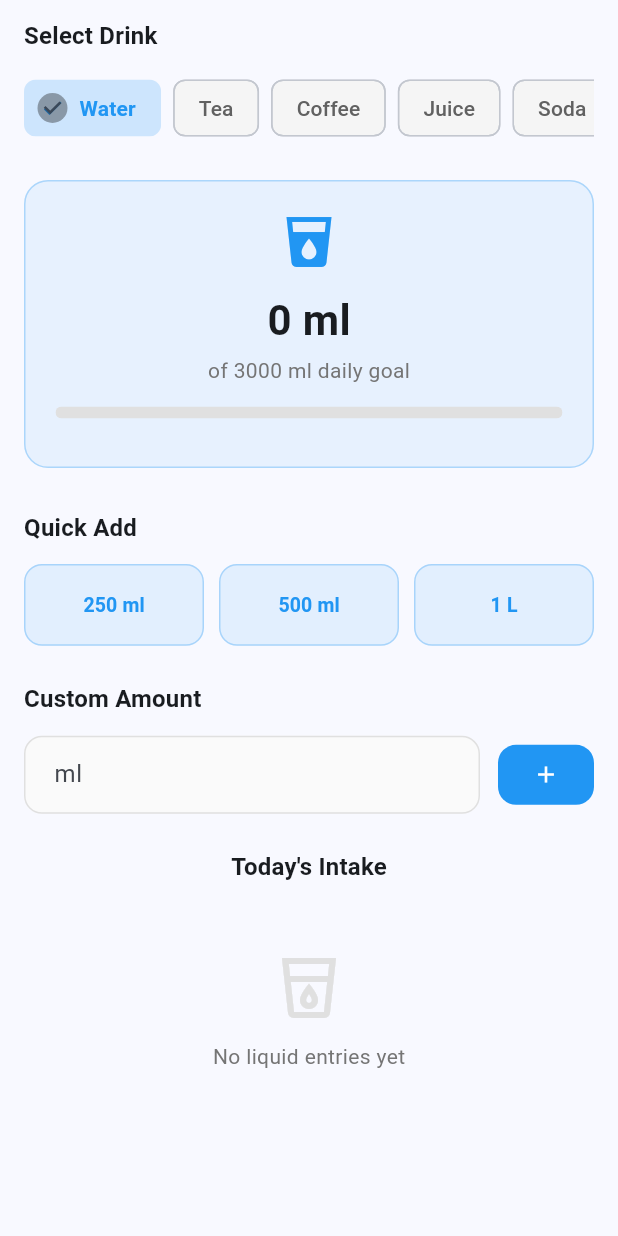
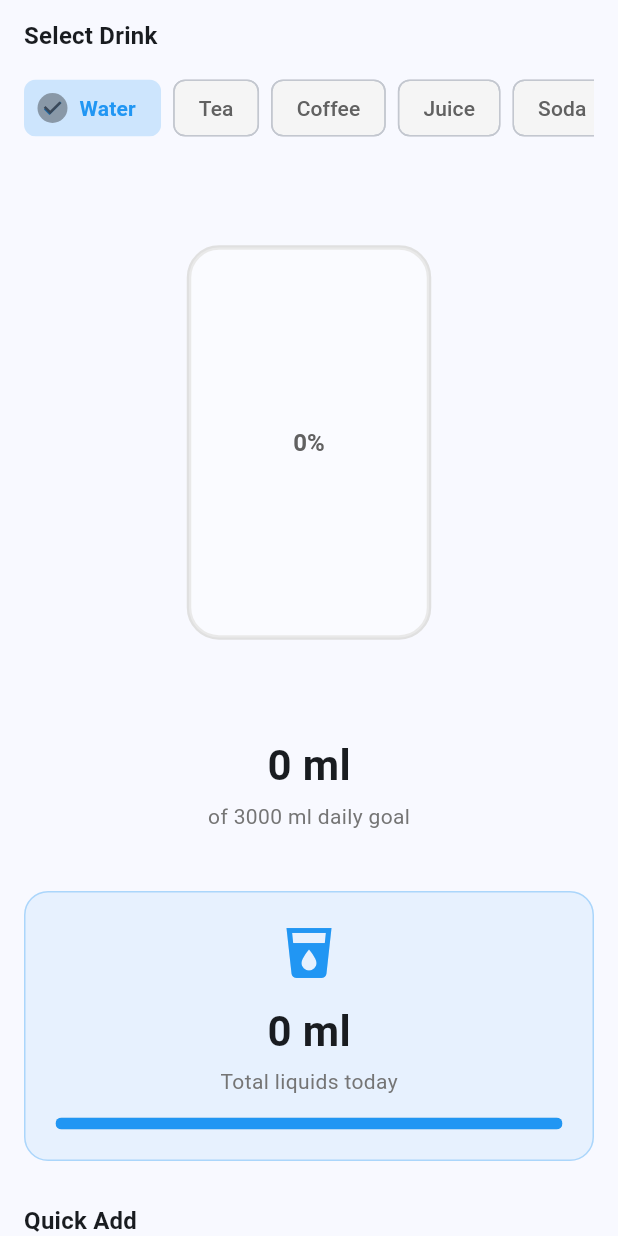
Before and after one commit to CODEMASTERSTACK/fitc, a Flutter app: the LiquidTabContent widget shown alone on an empty page, opened directly, on a phone screen of 412 x 824 dp. Run offline on Flutter 3.47's test engine with Material 3 defaults, Android fonts, the phone set to English and light mode, and no system bars; our stand-ins replace shared_preferences; accounts and stored records are empty.

Commit message:
making minor changes in screens

```diff
--- a/lib/models/water_entry.dart
+++ b/lib/models/water_entry.dart
@@ -4,8 +4,14 @@ class WaterEntry {
   final String id;
   final double volume; // in milliliters
   final DateTime timestamp;
+  final String drinkType; // 'water', 'tea', 'coffee', 'juice', 'soda', 'other'
 
-  WaterEntry({required this.id, required this.volume, required this.timestamp});
+  WaterEntry({
+    required this.id,
+    required this.volume,
+    required this.timestamp,
+    this.drinkType = 'water',
+  });
 
   // Convert to JSON for storage
   Map<String, dynamic> toJson() {
@@ -13,6 +19,7 @@ class WaterEntry {
       'id': id,
       'volume': volume,
       'timestamp': timestamp.toIso8601String(),
+      'drinkType': drinkType,
     };
   }
 
@@ -22,6 +29,7 @@ class WaterEntry {
       id: json['id'],
       volume: json['volume'].toDouble(),
       timestamp: DateTime.parse(json['timestamp']),
+      drinkType: json['drinkType'] ?? 'water',
     );
   }
 
--- a/lib/providers/water_provider.dart
+++ b/lib/providers/water_provider.dart
@@ -18,9 +18,14 @@ class WaterProvider extends ChangeNotifier {
       .where((e) => _isSameDay(e.timestamp, _selectedDate))
       .toList();
 
-  double get totalWaterToday => todaysWater.fold(0, (sum, e) => sum + e.volume);
+  // Only water counts towards the daily goal
+  double get totalWaterToday => todaysWater
+      .where((e) => e.drinkType == 'water')
+      .fold(0, (sum, e) => sum + e.volume);
 
-  double get dailyGoalProgress => totalWaterToday / dailyGoal;
+  // All liquids for today
+  double get totalLiquidsToday =>
+      todaysWater.fold(0, (sum, e) => sum + e.volume);
 
   Future<void> init() async {
     _waterEntries = await storageService.getWaterEntries();
@@ -33,6 +38,22 @@ class WaterProvider extends ChangeNotifier {
       id: uuid.v4(),
       volume: volume,
       timestamp: DateTime.now(),
+      drinkType:
+          'water', // Default to water, will be overridden in water_screen
+    );
+
+    _waterEntries.add(entry);
+    await storageService.addWaterEntry(entry);
+    notifyListeners();
+  }
+
+  Future<void> addLiquidEntry(double volume, String drinkType) async {
+    const uuid = Uuid();
+    final entry = WaterEntry(
+      id: uuid.v4(),
+      volume: volume,
+      timestamp: DateTime.now(),
+      drinkType: drinkType,
     );
 
     _waterEntries.add(entry);
--- a/lib/screens/water_screen.dart
+++ b/lib/screens/water_screen.dart
@@ -2,6 +2,7 @@ import 'package:flutter/material.dart';
 import 'package:provider/provider.dart';
 import '../providers/water_provider.dart';
 import '../widgets/water_entry_card.dart';
+import '../widgets/animated_water_glass.dart';
 
 extension StringExtension on String {
   String capitalize() {
@@ -77,7 +78,7 @@ class _LiquidTabContentState extends State<LiquidTabContent> {
 
   void _addLiquid(BuildContext context, double amount) {
     final mlAmount = amount * (drinkToMl[selectedDrink] ?? 240.0);
-    context.read<WaterProvider>().addWaterEntry(mlAmount);
+    context.read<WaterProvider>().addLiquidEntry(mlAmount, selectedDrink);
 
     ScaffoldMessenger.of(context).showSnackBar(
       SnackBar(
@@ -155,6 +156,69 @@ class _LiquidTabContentState extends State<LiquidTabContent> {
 
           const SizedBox(height: 24),
 
+          // Water Goal Animation Glass
+          Consumer<WaterProvider>(
+            builder: (context, waterProvider, _) {
+              final progress =
+                  waterProvider.totalWaterToday / waterProvider.dailyGoal;
+
+              return Column(
+                children: [
+                  // Animated Glass
+                  SizedBox(
+                    height: 350,
+                    child: AnimatedWaterGlass(
+                      waterLevel: progress,
+                      waterColor: Colors.blue,
+                    ),
+                  ),
+                  const SizedBox(height: 20),
+
+                  // Water stats below glass
+                  Column(
+                    children: [
+                      Text(
+                        '${waterProvider.totalWaterToday.toStringAsFixed(0)} ml',
+                        style: const TextStyle(
+                          fontSize: 28,
+                          fontWeight: FontWeight.bold,
+                        ),
+                      ),
+                      const SizedBox(height: 4),
+                      Text(
+                        'of ${waterProvider.dailyGoal.toStringAsFixed(0)} ml daily goal',
+                        style: TextStyle(fontSize: 14, color: Colors.grey[600]),
+                      ),
+                      const SizedBox(height: 12),
+                      if (waterProvider.totalWaterToday >=
+                          waterProvider.dailyGoal)
+                        Container(
+                          padding: const EdgeInsets.symmetric(
+                            horizontal: 12,
+                            vertical: 6,
+                          ),
+                          decoration: BoxDecoration(
+                            color: Colors.green.withOpacity(0.15),
+                            borderRadius: BorderRadius.circular(6),
+                          ),
+                          child: const Text(
+                            '✓ Daily goal achieved!',
+                            style: TextStyle(
+                              color: Colors.green,
+                              fontWeight: FontWeight.w600,
+                              fontSize: 13,
+                            ),
+                          ),
+                        ),
+                    ],
+                  ),
+                ],
+              );
+            },
+          ),
+
+          const SizedBox(height: 28),
+
           // Daily Goal Progress
           Consumer<WaterProvider>(
             builder: (context, waterProvider, _) {
@@ -177,7 +241,7 @@ class _LiquidTabContentState extends State<LiquidTabContent> {
                     ),
                     const SizedBox(height: 12),
                     Text(
-                      '${waterProvider.totalWaterToday.toStringAsFixed(0)} ml',
+                      '${waterProvider.totalLiquidsToday.toStringAsFixed(0)} ml',
                       style: const TextStyle(
                         fontSize: 28,
                         fontWeight: FontWeight.bold,
@@ -185,17 +249,14 @@ class _LiquidTabContentState extends State<LiquidTabContent> {
                     ),
                     const SizedBox(height: 4),
                     Text(
-                      'of ${waterProvider.dailyGoal.toStringAsFixed(0)} ml daily goal',
+                      'Total liquids today',
                       style: TextStyle(fontSize: 14, color: Colors.grey[600]),
                     ),
                     const SizedBox(height: 14),
                     ClipRRect(
                       borderRadius: BorderRadius.circular(6),
                       child: LinearProgressIndicator(
-                        value:
-                            (waterProvider.totalWaterToday /
-                                    waterProvider.dailyGoal)
-                                .clamp(0.0, 1.0),
+                        value: 1.0,
                         minHeight: 8,
                         backgroundColor: Colors.grey[300],
                         valueColor: AlwaysStoppedAnimation<Color>(
@@ -203,27 +264,6 @@ class _LiquidTabContentState extends State<LiquidTabContent> {
                         ),
                       ),
                     ),
-                    const SizedBox(height: 12),
-                    if (waterProvider.totalWaterToday >=
-                        waterProvider.dailyGoal)
-                      Container(
-                        padding: const EdgeInsets.symmetric(
-                          horizontal: 12,
-                          vertical: 6,
-                        ),
-                        decoration: BoxDecoration(
-                          color: Colors.green.withOpacity(0.15),
-                          borderRadius: BorderRadius.circular(6),
-                        ),
-                        child: const Text(
-                          '✓ Daily goal achieved!',
-                          style: TextStyle(
-                            color: Colors.green,
-                            fontWeight: FontWeight.w600,
-                            fontSize: 13,
-                          ),
-                        ),
-                      ),
                   ],
                 ),
               );
@@ -332,6 +372,7 @@ class _LiquidTabContentState extends State<LiquidTabContent> {
                   return WaterEntryCard(
                     volume: water.volume,
                     formattedTime: water.formattedTime,
+                    drinkType: water.drinkType,
                     onDelete: () {
                       waterProvider.deleteWaterEntry(water.id);
                     },
--- /dev/null
+++ b/lib/widgets/animated_water_glass.dart
@@ -0,0 +1,350 @@
+import 'package:flutter/material.dart';
+import 'dart:math';
+
+class AnimatedWaterGlass extends StatefulWidget {
+  final double waterLevel; // 0.0 to 1.0+ (can exceed 1.0 for overflow)
+  final Color waterColor;
+  final Duration animationDuration;
+
+  const AnimatedWaterGlass({
+    Key? key,
+    required this.waterLevel,
+    required this.waterColor,
+    this.animationDuration = const Duration(milliseconds: 800),
+  }) : super(key: key);
+
+  @override
+  State<AnimatedWaterGlass> createState() => _AnimatedWaterGlassState();
+}
+
+class _AnimatedWaterGlassState extends State<AnimatedWaterGlass>
+    with TickerProviderStateMixin {
+  late AnimationController _waterController;
+  late Animation<double> _waterAnimation;
+  late AnimationController _overflowController;
+
+  @override
+  void initState() {
+    super.initState();
+    _waterController = AnimationController(
+      duration: widget.animationDuration,
+      vsync: this,
+    );
+
+    _overflowController = AnimationController(
+      duration: const Duration(milliseconds: 1200),
+      vsync: this,
+    );
+
+    _updateAnimation();
+  }
+
+  @override
+  void didUpdateWidget(AnimatedWaterGlass oldWidget) {
+    super.didUpdateWidget(oldWidget);
+    if (oldWidget.waterLevel != widget.waterLevel) {
+      _updateAnimation();
+    }
+  }
+
+  void _updateAnimation() {
+    _waterAnimation =
+        Tween<double>(
+          begin: _waterController.value,
+          end: (widget.waterLevel).clamp(0.0, 1.0),
+        ).animate(
+          CurvedAnimation(parent: _waterController, curve: Curves.easeOutCubic),
+        );
+
+    _waterController.forward(from: 0.0);
+
+    // Start overflow animation if water exceeds 100%
+    if (widget.waterLevel > 1.0) {
+      _overflowController.repeat(reverse: true);
+    } else {
+      _overflowController.stop();
+    }
+  }
+
+  @override
+  void dispose() {
+    _waterController.dispose();
+    _overflowController.dispose();
+    super.dispose();
+  }
+
+  @override
+  Widget build(BuildContext context) {
+    return Stack(
+      children: [
+        // Main glass and water animation
+        Center(
+          child: SizedBox(
+            width: 200,
+            height: 300,
+            child: AnimatedBuilder(
+              animation: Listenable.merge([
+                _waterAnimation,
+                _overflowController,
+              ]),
+              builder: (context, child) {
+                return CustomPaint(
+                  painter: WaterGlassPainter(
+                    waterLevel: _waterAnimation.value,
+                    waterColor: widget.waterColor,
+                    isOverflowing: widget.waterLevel > 1.0,
+                    overflowAnimation: _overflowController.value,
+                  ),
+                );
+              },
+            ),
+          ),
+        ),
+
+        // Overflow water puddle animation at bottom
+        if (widget.waterLevel > 1.0)
+          Positioned(
+            bottom: 0,
+            left: 0,
+            right: 0,
+            height: 100,
+            child: AnimatedBuilder(
+              animation: _overflowController,
+              builder: (context, child) {
+                return CustomPaint(
+                  painter: PuddlePainter(
+                    waterColor: widget.waterColor,
+                    fillAnimation: _overflowController.value,
+                    overflowAmount: (widget.waterLevel - 1.0).clamp(0.0, 0.5),
+                  ),
+                );
+              },
+            ),
+          ),
+      ],
+    );
+  }
+}
+
+class WaterGlassPainter extends CustomPainter {
+  final double waterLevel;
+  final Color waterColor;
+  final bool isOverflowing;
+  final double overflowAnimation;
+
+  WaterGlassPainter({
+    required this.waterLevel,
+    required this.waterColor,
+    required this.isOverflowing,
+    required this.overflowAnimation,
+  });
+
+  @override
+  void paint(Canvas canvas, Size size) {
+    final width = size.width;
+    final height = size.height;
+    const glassThickness = 3.0;
+    const glassMargin = 20.0;
+    const borderRadius = 20.0;
+
+    // Glass outline (rounded rectangle)
+    final glassRect = RRect.fromRectAndRadius(
+      Rect.fromLTWH(
+        glassMargin,
+        glassMargin,
+        width - glassMargin * 2,
+        height - glassMargin * 2,
+      ),
+      const Radius.circular(borderRadius),
+    );
+
+    // Draw glass outline
+    canvas.drawRRect(
+      glassRect,
+      Paint()
+        ..color = Colors.grey[300]!
+        ..strokeWidth = glassThickness
+        ..style = PaintingStyle.stroke,
+    );
+
+    // Draw semi-transparent glass background
+    canvas.drawRRect(
+      glassRect,
+      Paint()
+        ..color = Colors.white.withOpacity(0.3)
+        ..style = PaintingStyle.fill,
+    );
+
+    // Calculate water fill height
+    final fillHeight = (height - glassMargin * 2 - glassThickness) * waterLevel;
+    final waterTop = (height - glassMargin) - fillHeight;
+
+    // Draw water with wave effect at top
+    if (waterLevel > 0) {
+      // Water body
+      final waterPath = Path();
+      waterPath.moveTo(glassMargin + glassThickness / 2, waterTop);
+
+      // Add wave effect if water is moving
+      if (isOverflowing) {
+        final waveAmount = 3.0 * sin(overflowAnimation * 2 * pi);
+        waterPath.quadraticBezierTo(
+          width / 2,
+          waterTop + waveAmount,
+          width - glassMargin - glassThickness / 2,
+          waterTop,
+        );
+      } else {
+        waterPath.lineTo(width - glassMargin - glassThickness / 2, waterTop);
+      }
+
+      // Close the water shape
+      waterPath.lineTo(
+        width - glassMargin - glassThickness / 2,
+        height - glassMargin - glassThickness / 2,
+      );
+      waterPath.lineTo(
+        glassMargin + glassThickness / 2,
+        height - glassMargin - glassThickness / 2,
+      );
+      waterPath.close();
+
+      // Draw water with gradient
+      final gradient = LinearGradient(
+        begin: Alignment.topCenter,
+        end: Alignment.bottomCenter,
+        colors: [waterColor.withOpacity(0.8), waterColor],
+      );
+
+      canvas.drawPath(
+        waterPath,
+        Paint()
+          ..shader = gradient.createShader(
+            Rect.fromLTWH(
+              glassMargin,
+              waterTop,
+              width - glassMargin * 2,
+              fillHeight,
+            ),
+          ),
+      );
+
+      // Add water shine effect
+      canvas.drawPath(
+        waterPath,
+        Paint()
+          ..color = Colors.white.withOpacity(0.15)
+          ..style = PaintingStyle.stroke
+          ..strokeWidth = 1.0,
+      );
+    }
+
+    // Draw water level text
+    final textPainter = TextPainter(
+      text: TextSpan(
+        text: '${(waterLevel * 100).clamp(0, 100).toStringAsFixed(0)}%',
+        style: TextStyle(
+          color: Colors.grey[700],
+          fontSize: 16,
+          fontWeight: FontWeight.w600,
+        ),
+      ),
+      textDirection: TextDirection.ltr,
+    );
+    textPainter.layout();
+    textPainter.paint(
+      canvas,
+      Offset(
+        width / 2 - textPainter.width / 2,
+        height / 2 - textPainter.height / 2,
+      ),
+    );
+  }
+
+  @override
+  bool shouldRepaint(WaterGlassPainter oldDelegate) {
+    return oldDelegate.waterLevel != waterLevel ||
+        oldDelegate.waterColor != waterColor ||
+        oldDelegate.overflowAnimation != overflowAnimation;
+  }
+}
+
+class PuddlePainter extends CustomPainter {
+  final Color waterColor;
+  final double fillAnimation;
+  final double overflowAmount;
+
+  PuddlePainter({
+    required this.waterColor,
+    required this.fillAnimation,
+    required this.overflowAmount,
+  });
+
+  @override
+  void paint(Canvas canvas, Size size) {
+    if (overflowAmount <= 0) return;
+
+    final width = size.width;
+    final height = size.height;
+
+    // Create puddle shape that spreads and fills from bottom
+    final puddleHeight =
+        height * (fillAnimation * overflowAmount * 2).clamp(0.0, 1.0);
+    final puddleWidth = width * (fillAnimation + 0.3);
+
+    // Center puddle horizontally
+    final puddleLeft = (width - puddleWidth) / 2;
+
+    // Create puddle path with wave effect
+    final puddlePath = Path();
+    puddlePath.moveTo(puddleLeft, height - puddleHeight);
+
+    // Add wavy top edge
+    const segments = 20;
+    for (int i = 0; i <= segments; i++) {
+      final x = puddleLeft + (puddleWidth / segments) * i;
+      final waveY = sin((i / segments) * pi + fillAnimation * 2 * pi) * 4;
+      puddlePath.lineTo(x, height - puddleHeight + waveY);
+    }
+
+    // Close the puddle
+    puddlePath.lineTo(puddleLeft + puddleWidth, height);
+    puddlePath.lineTo(puddleLeft, height);
+    puddlePath.close();
+
+    // Draw puddle with gradient
+    final gradient = LinearGradient(
+      begin: Alignment.topCenter,
+      end: Alignment.bottomCenter,
+      colors: [waterColor.withOpacity(0.4), waterColor.withOpacity(0.6)],
+    );
+
+    canvas.drawPath(
+      puddlePath,
+      Paint()
+        ..shader = gradient.createShader(
+          Rect.fromLTWH(
+            puddleLeft,
+            height - puddleHeight,
+            puddleWidth,
+            puddleHeight,
+          ),
+        ),
+    );
+
+    // Add shine to puddle
+    canvas.drawPath(
+      puddlePath,
+      Paint()
+        ..color = Colors.white.withOpacity(0.1)
+        ..style = PaintingStyle.stroke
+        ..strokeWidth = 1.0,
+    );
+  }
+
+  @override
+  bool shouldRepaint(PuddlePainter oldDelegate) {
+    return oldDelegate.fillAnimation != fillAnimation ||
+        oldDelegate.overflowAmount != overflowAmount;
+  }
+}
```
Also changed, not shown: lib/widgets/water_entry_card.dart (+45 -3 lines).
